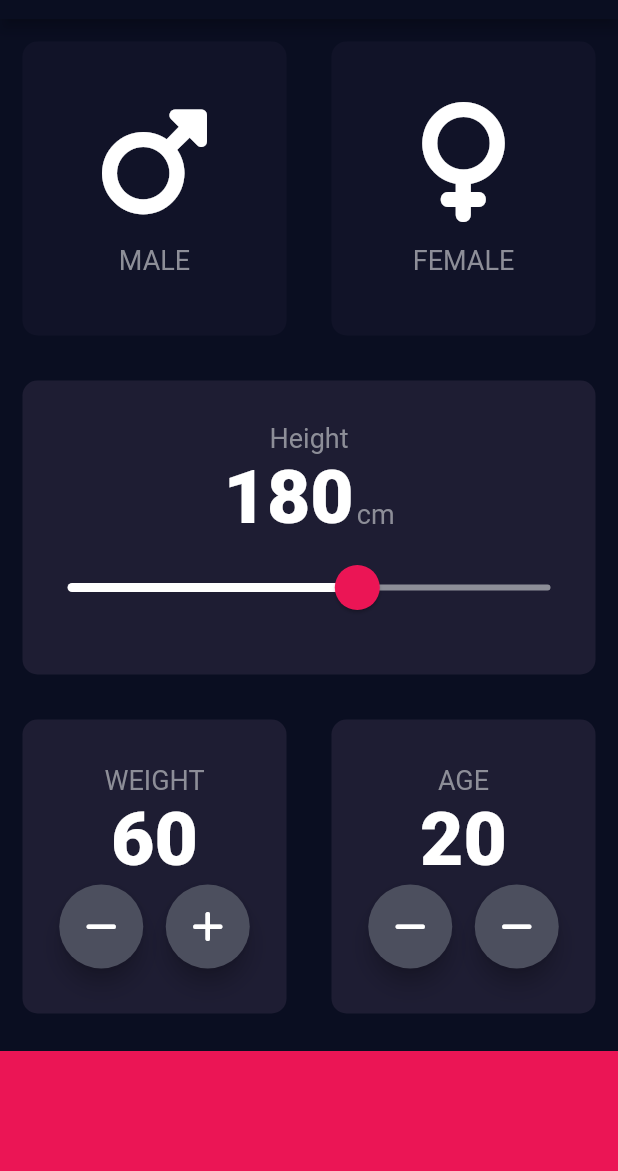
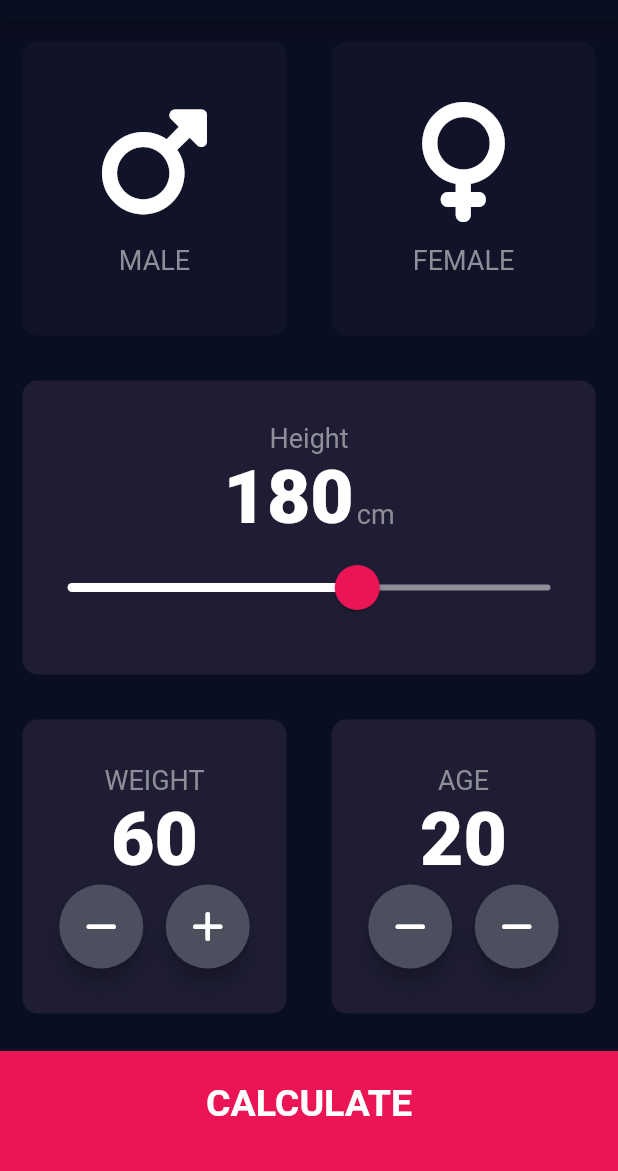
Before and after one commit to osamaaleem/bmi_calculator, a Flutter app: the screen it shows after launch, on a phone screen of 412 x 824 dp, the part 65-1236 px from its top. Run offline on Flutter 3.47's test engine with Material 2 defaults, Android fonts, the phone set to English and light mode, and no system bars; our stand-ins replace font_awesome_flutter.

```diff
--- /dev/null
+++ b/lib/calculator_brain.dart
@@ -0,0 +1,15 @@
+import 'dart:math';
+
+class CalculatorBrain {
+
+
+  String calculate(int h, int w){
+    double hd = h / 100;
+
+    hd = pow(hd, 2).toDouble();
+
+    double bmi = w/hd;
+
+    return bmi.toStringAsFixed(1);
+  }
+}
--- a/lib/constants.dart
+++ b/lib/constants.dart
@@ -1,9 +1,12 @@
 import 'package:flutter/material.dart';
-
 
 const kCardIconTextColor = Color(0xFF8D8E98);
 const kLabelTextStyle = TextStyle(fontSize: 18.0, color: kCardIconTextColor);
-const kNumberStyle = TextStyle(fontWeight: FontWeight.w900,fontSize: 50.0);
+const kNumberStyle = TextStyle(fontWeight: FontWeight.w900, fontSize: 50.0);
+const kLargeBtnTextStyle =
+    TextStyle(fontSize: 25.0, fontWeight: FontWeight.bold);
+const kResultTitleStyle = TextStyle(fontSize: 50.0, fontWeight: FontWeight.bold);
+const kResultTextStyle = TextStyle(fontSize: 100.0, fontWeight: FontWeight.bold);
 const kBottomContainerHeight = 80.0;
 const kBottomContainerColor = Color(0xFFEB1555);
 const kActiveCardColor = Color(0xFF1E1D33);
@@ -13,9 +16,8 @@ const kInActiveSliderColor = Color(0xFF8D8E98);
 const kSliderControlColor = Color(0xFFEB1555);
 const kSliderOverlayColor = Color(0x29EB1555);
 const kRawMaterialBtnFillClr = Color(0xFF4C4F5E);
-enum kGender {
-  male,
-  female
-}
+
+enum kGender { male, female }
+
 const kSliderMin = 120.0;
 const kSliderMax = 220.0;
--- a/lib/input_page.dart
+++ b/lib/input_page.dart
@@ -1,3 +1,5 @@
+import 'package:bmi_calculator/calculator_brain.dart';
+import 'package:bmi_calculator/result_page.dart';
 import 'package:bmi_calculator/reusable_card.dart';
 import 'package:flutter/material.dart';
 import 'package:font_awesome_flutter/font_awesome_flutter.dart';
@@ -245,14 +247,33 @@ class _InputPageState extends State<InputPage> {
               ],
             ),
           ),
-          Container(
-            color: kBottomContainerColor,
-            margin: const EdgeInsets.only(top: 10.0),
-            width: double.infinity,
-            height: kBottomContainerHeight,
+          GestureDetector(
+            onTap: () {
+              CalculatorBrain calc = CalculatorBrain();
+              Navigator.push(context, MaterialPageRoute(builder: (context) => ResultPage(calc.calculate(height, weight))));
+            },
+            child: BottomButton(label: "CALCULATE",),
           )
         ],
       ),
+    );
+  }
+}
+
+class BottomButton extends StatelessWidget {
+
+  BottomButton({super.key, required this.label});
+  final String label;
+
+  @override
+  Widget build(BuildContext context) {
+    return Container(
+      color: kBottomContainerColor,
+      margin: const EdgeInsets.only(top: 10.0),
+      width: double.infinity,
+      height: kBottomContainerHeight,
+      padding: const EdgeInsets.only(bottom: 10.0),
+      child: Center(child: Text(label,style: kLargeBtnTextStyle,)),
     );
   }
 }
--- a/lib/main.dart
+++ b/lib/main.dart
@@ -9,10 +9,12 @@ class BMICalculator extends StatelessWidget {
   Widget build(BuildContext context) {
     return MaterialApp(
       theme: ThemeData.dark().copyWith(
-        primaryColor: const Color(0xFF0A0E21),
-        scaffoldBackgroundColor: const Color(0xFF0A0E21)
-      ),
-      home: InputPage(),
+          primaryColor: const Color(0xFF0A0E21),
+          scaffoldBackgroundColor: const Color(0xFF0A0E21)),
+      routes: {
+        "/": (context) => const InputPage(),
+      },
+      initialRoute: "/",
     );
   }
 }
```
Also changed, not shown: lib/result_page.dart (added, +44 -0 lines).
